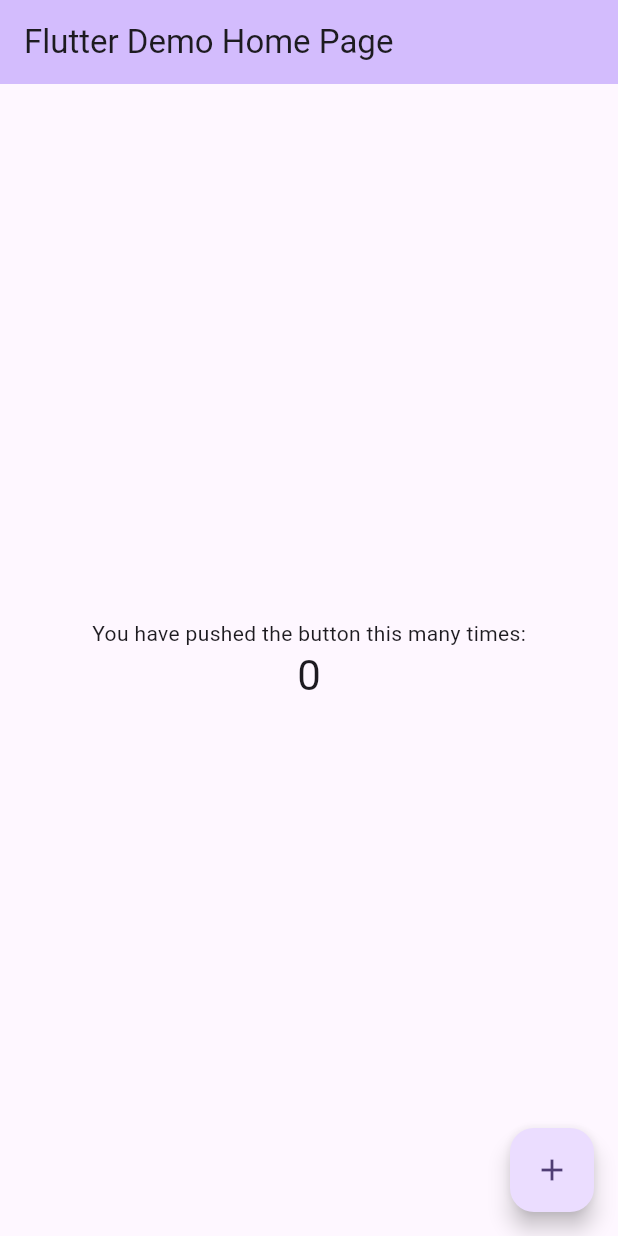
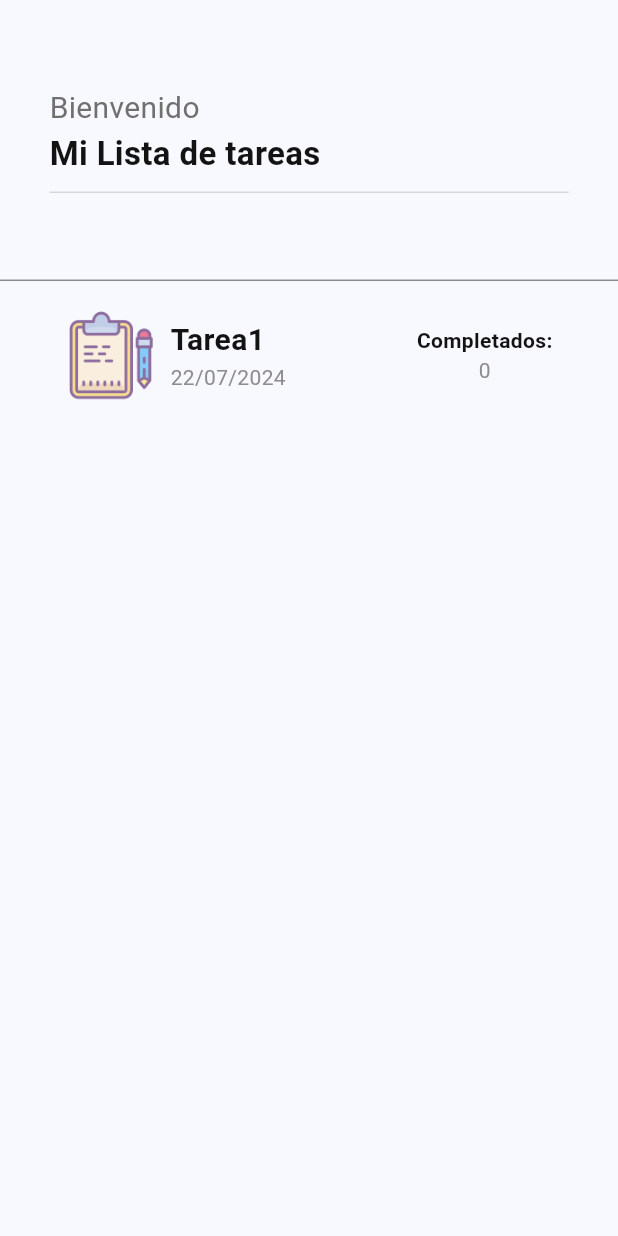
Before and after one commit to IsaiGonzalez08/task_management_app, a Flutter app: the screen it shows after launch, on a phone screen of 412 x 824 dp. Run offline on Flutter 3.47's test engine with Material 3 defaults, Android fonts, the phone set to English and light mode, and no system bars.

Commit message:
[ADD] CardTask in home-screen

```diff
--- a/lib/main.dart
+++ b/lib/main.dart
@@ -1,4 +1,5 @@
 import 'package:flutter/material.dart';
+import 'package:task_management_app/presentation/screens/home_screen.dart';
 
 void main() {
   runApp(const MyApp());
@@ -6,120 +7,14 @@ void main() {
 
 class MyApp extends StatelessWidget {
   const MyApp({super.key});
-
-  // This widget is the root of your application.
   @override
   Widget build(BuildContext context) {
     return MaterialApp(
-      title: 'Flutter Demo',
-      theme: ThemeData(
-        // This is the theme of your application.
-        //
-        // TRY THIS: Try running your application with "flutter run". You'll see
-        // the application has a purple toolbar. Then, without quitting the app,
-        // try changing the seedColor in the colorScheme below to Colors.green
-        // and then invoke "hot reload" (save your changes or press the "hot
-        // reload" button in a Flutter-supported IDE, or press "r" if you used
-        // the command line to start the app).
-        //
-        // Notice that the counter didn't reset back to zero; the application
-        // state is not lost during the reload. To reset the state, use hot
-        // restart instead.
-        //
-        // This works for code too, not just values: Most code changes can be
-        // tested with just a hot reload.
-        colorScheme: ColorScheme.fromSeed(seedColor: Colors.deepPurple),
-        useMaterial3: true,
-      ),
-      home: const MyHomePage(title: 'Flutter Demo Home Page'),
-    );
+        debugShowCheckedModeBanner: false,
+        theme: ThemeData(
+          colorScheme: ColorScheme.fromSeed(seedColor: Colors.blue),
+          useMaterial3: true,
+        ),
+        home: const MyHomeScreen());
   }
 }
-
-class MyHomePage extends StatefulWidget {
-  const MyHomePage({super.key, required this.title});
-
-  // This widget is the home page of your application. It is stateful, meaning
-  // that it has a State object (defined below) that contains fields that affect
-  // how it looks.
-
-  // This class is the configuration for the state. It holds the values (in this
-  // case the title) provided by the parent (in this case the App widget) and
-  // used by the build method of the State. Fields in a Widget subclass are
-  // always marked "final".
-
-  final String title;
-
-  @override
-  State<MyHomePage> createState() => _MyHomePageState();
-}
-
-class _MyHomePageState extends State<MyHomePage> {
-  int _counter = 0;
-
-  void _incrementCounter() {
-    setState(() {
-      // This call to setState tells the Flutter framework that something has
-      // changed in this State, which causes it to rerun the build method below
-      // so that the display can reflect the updated values. If we changed
-      // _counter without calling setState(), then the build method would not be
-      // called again, and so nothing would appear to happen.
-      _counter++;
-    });
-  }
-
-  @override
-  Widget build(BuildContext context) {
-    // This method is rerun every time setState is called, for instance as done
-    // by the _incrementCounter method above.
-    //
-    // The Flutter framework has been optimized to make rerunning build methods
-    // fast, so that you can just rebuild anything that needs updating rather
-    // than having to individually change instances of widgets.
-    return Scaffold(
-      appBar: AppBar(
-        // TRY THIS: Try changing the color here to a specific color (to
-        // Colors.amber, perhaps?) and trigger a hot reload to see the AppBar
-        // change color while the other colors stay the same.
-        backgroundColor: Theme.of(context).colorScheme.inversePrimary,
-        // Here we take the value from the MyHomePage object that was created by
-        // the App.build method, and use it to set our appbar title.
-        title: Text(widget.title),
-      ),
-      body: Center(
-        // Center is a layout widget. It takes a single child and positions it
-        // in the middle of the parent.
-        child: Column(
-          // Column is also a layout widget. It takes a list of children and
-          // arranges them vertically. By default, it sizes itself to fit its
-          // children horizontally, and tries to be as tall as its parent.
-          //
-          // Column has various properties to control how it sizes itself and
-          // how it positions its children. Here we use mainAxisAlignment to
-          // center the children vertically; the main axis here is the vertical
-          // axis because Columns are vertical (the cross axis would be
-          // horizontal).
-          //
-          // TRY THIS: Invoke "debug painting" (choose the "Toggle Debug Paint"
-          // action in the IDE, or press "p" in the console), to see the
-          // wireframe for each widget.
-          mainAxisAlignment: MainAxisAlignment.center,
-          children: <Widget>[
-            const Text(
-              'You have pushed the button this many times:',
-            ),
-            Text(
-              '$_counter',
-              style: Theme.of(context).textTheme.headlineMedium,
-            ),
-          ],
-        ),
-      ),
-      floatingActionButton: FloatingActionButton(
-        onPressed: _incrementCounter,
-        tooltip: 'Increment',
-        child: const Icon(Icons.add),
-      ), // This trailing comma makes auto-formatting nicer for build methods.
-    );
-  }
-}
--- /dev/null
+++ b/lib/presentation/screens/home_screen.dart
@@ -0,0 +1,49 @@
+import 'package:flutter/material.dart';
+import 'package:task_management_app/presentation/widgets/card_task_widget.dart';
+
+class MyHomeScreen extends StatelessWidget {
+  const MyHomeScreen({super.key});
+
+  @override
+  Widget build(BuildContext context) {
+    return Scaffold(
+      body: Column(
+        children: <Widget>[
+          Padding(
+            padding: EdgeInsets.symmetric(
+                horizontal: MediaQuery.of(context).size.width * 0.08,
+                vertical: MediaQuery.of(context).size.width * 0.14),
+            child: const Column(
+              crossAxisAlignment: CrossAxisAlignment.start,
+              children: [
+                Text(
+                  'Bienvenido',
+                  style: TextStyle(
+                      color: Color(0xFF707070),
+                      fontSize: 20,
+                      fontWeight: FontWeight.w400),
+                ),
+                Text(
+                  'Mi Lista de tareas',
+                  style: TextStyle(
+                      color: Color(0xFF131313),
+                      fontSize: 22,
+                      fontWeight: FontWeight.w700),
+                ),
+                SizedBox(
+                  height: 10,
+                ),
+                Divider(
+                  color: Color(0xFFD7D7D7),
+                  height: 1,
+                )
+              ],
+            ),
+          ),
+          const MyCardTaskWidget(
+              title: 'Tarea1', date: '22/07/2024', isCompleted: 0)
+        ],
+      ),
+    );
+  }
+}
--- /dev/null
+++ b/lib/presentation/widgets/card_task_widget.dart
@@ -0,0 +1,78 @@
+import 'package:flutter/material.dart';
+
+class MyCardTaskWidget extends StatelessWidget {
+  const MyCardTaskWidget(
+      {super.key,
+      required this.title,
+      required this.date,
+      required this.isCompleted});
+  final String title;
+  final String date;
+  final int isCompleted;
+
+  @override
+  Widget build(BuildContext context) {
+    return Container(
+      height: 100,
+      width: double.infinity,
+      decoration: const BoxDecoration(
+          border: Border(top: BorderSide(color: Color(0xFF8D8D8D)))),
+      child: Row(
+        mainAxisAlignment: MainAxisAlignment.spaceAround,
+        children: [
+          Row(
+            children: [
+              Image.asset(
+                'assets/img/Task.png',
+                width: 60,
+              ),
+              const SizedBox(
+                width: 10,
+              ),
+              Column(
+                mainAxisAlignment: MainAxisAlignment.center,
+                crossAxisAlignment: CrossAxisAlignment.start,
+                children: [
+                  Text(
+                    title,
+                    style: const TextStyle(
+                        color: Color(0xFF131313),
+                        fontSize: 20,
+                        fontWeight: FontWeight.w600),
+                  ),
+                  Text(
+                    date,
+                    style: const TextStyle(
+                        color: Color(0xFF8D8D8D),
+                        fontSize: 14,
+                        fontWeight: FontWeight.w400),
+                  )
+                ],
+              ),
+            ],
+          ),
+          Column(
+            mainAxisAlignment: MainAxisAlignment.center,
+            children: [
+              const Text(
+                'Completados:',
+                textAlign: TextAlign.center,
+                style: TextStyle(
+                    color: Color(0xFF131313),
+                    fontSize: 14,
+                    fontWeight: FontWeight.w600),
+              ),
+              Text(
+                '$isCompleted',
+                style: const TextStyle(
+                    color: Color(0xFF8D8D8D),
+                    fontSize: 14,
+                    fontWeight: FontWeight.w400),
+              )
+            ],
+          )
+        ],
+      ),
+    );
+  }
+}
--- a/pubspec.yaml
+++ b/pubspec.yaml
@@ -52,6 +52,8 @@ dev_dependencies:
 
 # The following section is specific to Flutter packages.
 flutter:
+  assets:
+    - assets/img/Task.png
 
   # The following line ensures that the Material Icons font is
   # included with your application, so that you can use the icons in
```
Also changed, not shown: assets/img/Task.png (added).
